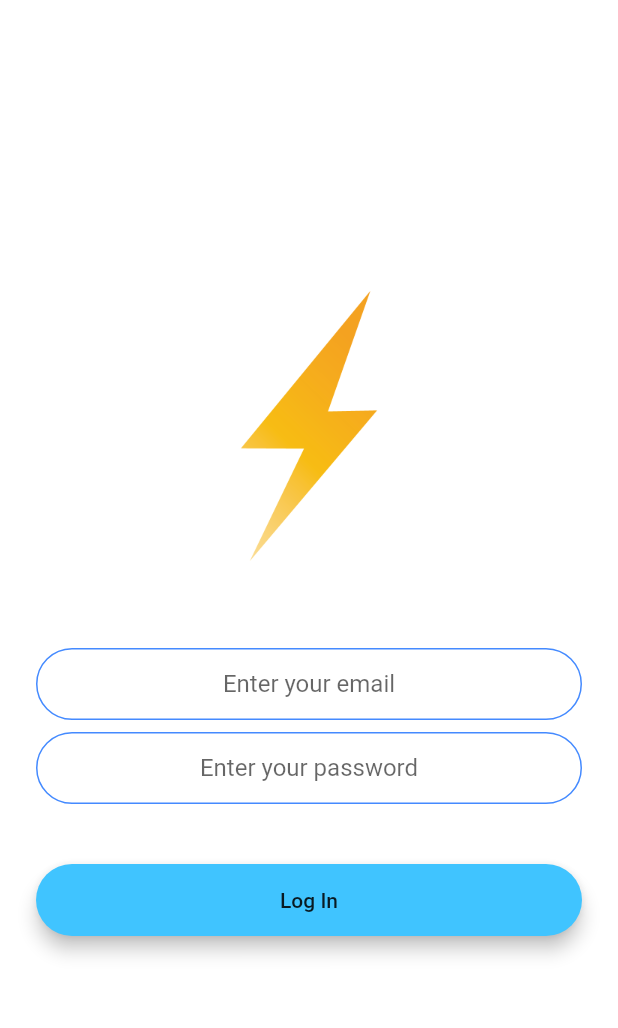
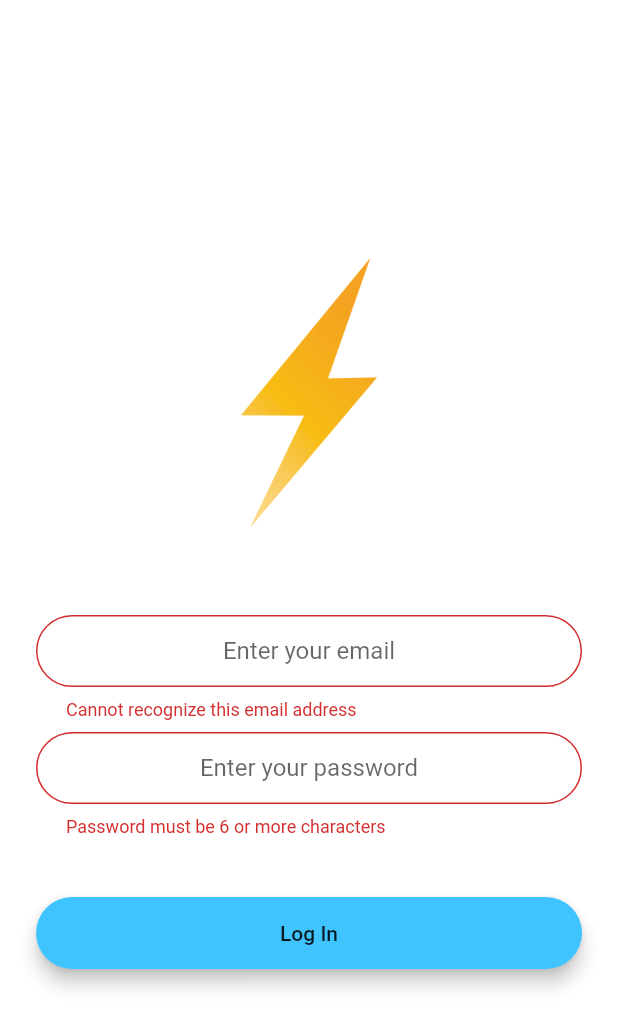
Before and after one commit to WoogearKwon/flutter-study, a Flutter app: the LoginScreen screen opened by its route, after a tap on "Log In", on a phone screen of 412 x 824 dp. Shown: the top 1028 px of the screen. Run offline on Flutter 3.47's test engine with Material 2 defaults, Android fonts, the phone set to English and light mode, and no system bars; our stand-ins replace animated_text_kit, audioplayers, bloc, equatable, firebase_auth, flutter_bloc and 5 more; accounts and stored records are empty.

Commit message:
add login validation logic and refactor widget code

```diff
--- a/lib/page/flashchat/login_screen.dart
+++ b/lib/page/flashchat/login_screen.dart
@@ -10,6 +10,7 @@ class LoginScreen extends StatefulWidget {
 }
 
 class _LoginScreenState extends State<LoginScreen> {
+  final _formKey = new GlobalKey<FormState>();
   final _auth = FirebaseAuth.instance;
   String _email;
   String _password;
@@ -20,22 +21,39 @@ class _LoginScreenState extends State<LoginScreen> {
       backgroundColor: Colors.white,
       body: Padding(
         padding: EdgeInsets.symmetric(horizontal: 24.0),
+        child: Form(
+          key: _formKey,
           child: Column(
             mainAxisAlignment: MainAxisAlignment.center,
             crossAxisAlignment: CrossAxisAlignment.stretch,
             children: <Widget>[
-            // Hero animation widget which has same tag of Welcome screen logo
-            Hero(
+              _buildLogo(), // Hero animation widget which has same tag of Welcome screen logo
+              SizedBox(height: 48.0,),
+              _buildEmailField(),
+              SizedBox(height: 8.0,),
+              _buildPasswordField(),
+              SizedBox(height: 24.0,),
+              _buildLoginButton(),
+            ],
+          ),
+        ),
+      ),
+    );
+  }
+
+  Widget _buildLogo() {
+    return Hero(
       tag: 'logo',
       child: Container(
         height: 200.0,
         child: Image.asset('images/logo_flash_chat.png'),
       ),
-            ),
-            SizedBox(
-              height: 48.0,
-            ),
-            TextField(
+    );
+  }
+
+  Widget _buildEmailField() {
+    return TextFormField(
+      validator: (value) => !isEmail(value) ? 'Cannot recognize this email address' : null,
       textAlign: TextAlign.center,
       keyboardType: TextInputType.emailAddress,
       onChanged: (value) {
@@ -44,11 +62,12 @@ class _LoginScreenState extends State<LoginScreen> {
       decoration: kTextFieldDecoration.copyWith(
           hintText: 'Enter your email'
       ),
-            ),
-            SizedBox(
-              height: 8.0,
-            ),
-            TextField(
+    );
+  }
+
+  Widget _buildPasswordField() {
+    return TextFormField(
+      validator: (value) => value.length <= 6 ? 'Password must be 6 or more characters' : null,
       textAlign: TextAlign.center,
       obscureText: true,
       onChanged: (value) {
@@ -57,14 +76,15 @@ class _LoginScreenState extends State<LoginScreen> {
       decoration: kTextFieldDecoration.copyWith(
           hintText: 'Enter your password'
       ),
-            ),
-            SizedBox(
-              height: 24.0,
-            ),
-            RoundedButton(
+    );
+  }
+
+  Widget _buildLoginButton() {
+    return RoundedButton(
       color: Colors.lightBlueAccent,
       title: 'Log In',
       onPress: () async {
+        if (_formKey.currentState.validate()) {
           try {
             final user = await _auth.signInWithEmailAndPassword(email: _email, password: _password);
 
@@ -74,11 +94,15 @@ class _LoginScreenState extends State<LoginScreen> {
           } catch (e) {
             print(e);
           }
+        }
       },
-            ),
-          ],
-        ),
-      ),
     );
   }
+
+  bool isEmail(String value) {
+    String regex =
+        r'^(([^<>()[\]\\.,;:\s@\"]+(\.[^<>()[\]\\.,;:\s@\"]+)*)|(\".+\"))@((\[[0-9]{1,3}\.[0-9]{1,3}\.[0-9]{1,3}\.[0-9]{1,3}\])|(([a-zA-Z\-0-9]+\.)+[a-zA-Z]{2,}))$';
+    RegExp regExp = new RegExp(regex);
+    return value.isNotEmpty && regExp.hasMatch(value);
   }
+}
```
Also changed, not shown: lib/page/flashchat/registration_screen.dart (+46 -21 lines). Lines whose indentation alone changed are shown as unchanged.
